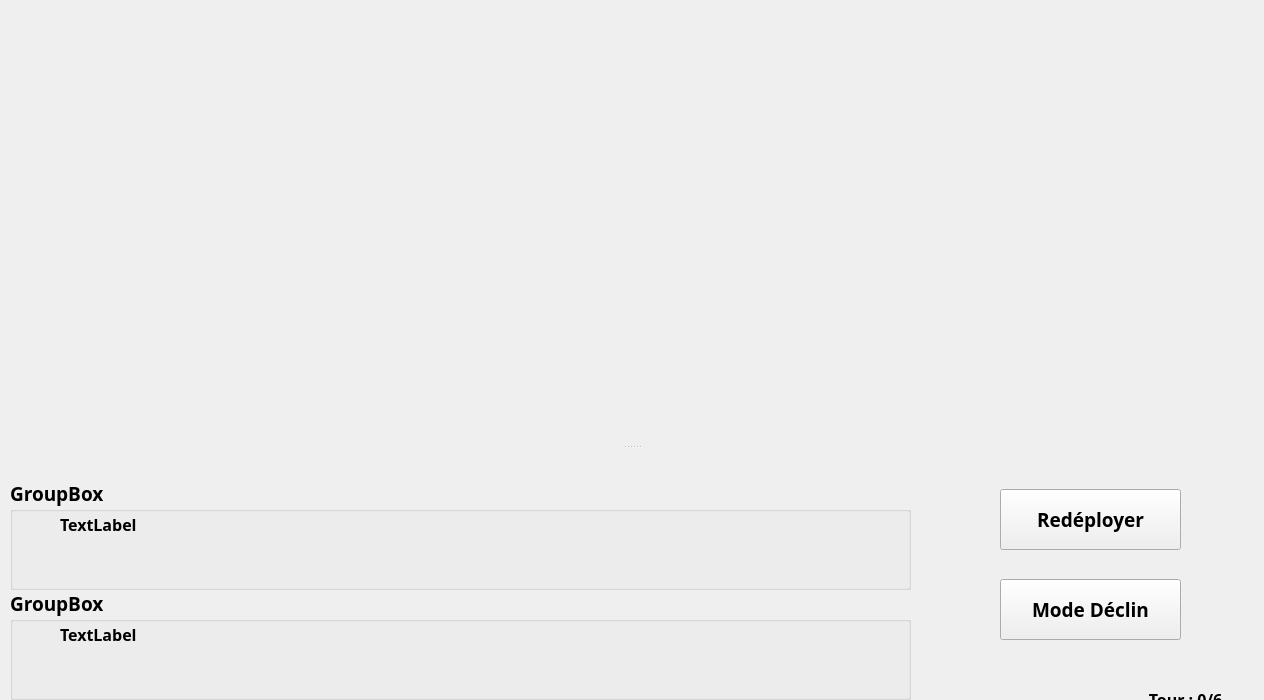
Qt form warCPP/mapwindow.ui (jcambray/ProjetWarCPP) before a commit.
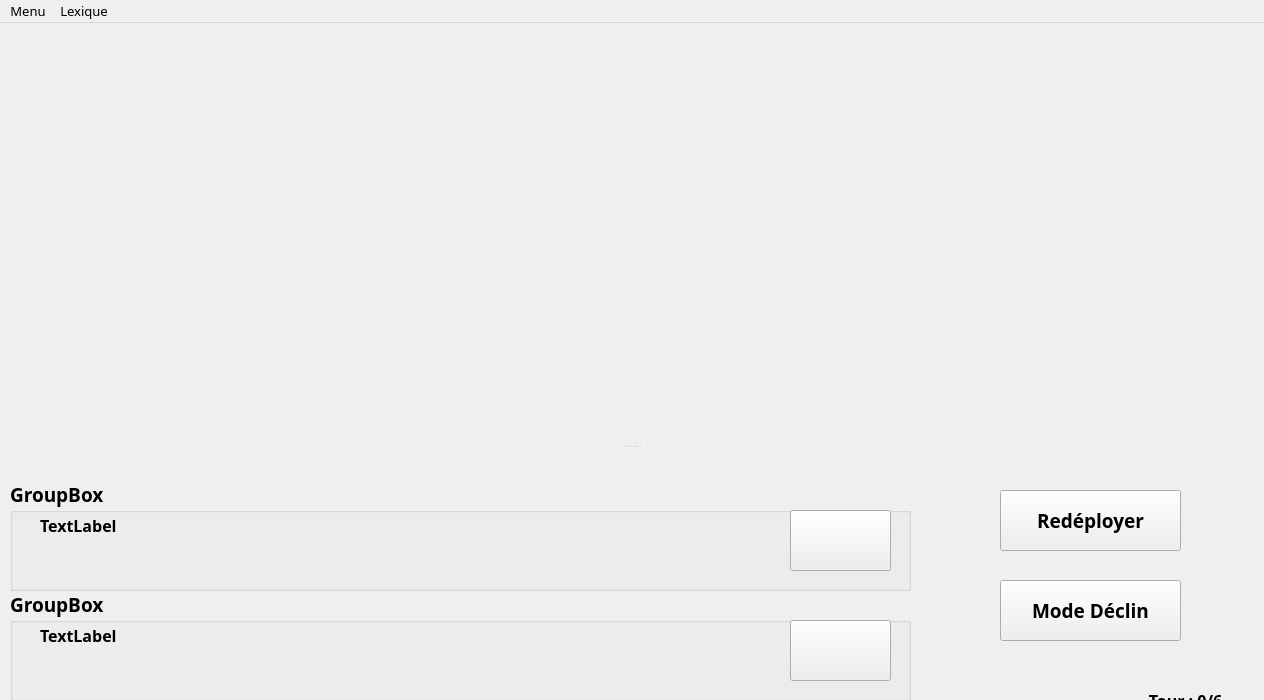
The same form after that commit. Icons and pictures are not drawn.

Commit message: add MenuBarre Gestion pushQuitterGame

Patch:
```diff
--- a/warCPP/mapwindow.ui
+++ b/warCPP/mapwindow.ui
@@ -19,6 +19,12 @@
     <height>700</height>
    </size>
   </property>
+  <property name="font">
+   <font>
+    <family>Lucida Handwriting</family>
+    <pointsize>10</pointsize>
+   </font>
+  </property>
   <property name="windowTitle">
    <string>MainWindow</string>
   </property>
@@ -103,34 +109,15 @@
      <property name="title">
       <string>GroupBox</string>
      </property>
-     <widget class="QLabel" name="goldP2">
-      <property name="geometry">
-       <rect>
-        <x>790</x>
-        <y>50</y>
-        <width>101</width>
-        <height>51</height>
-       </rect>
-      </property>
-      <property name="toolTip">
-       <string extracomment="Voir votre total de pièce d'o"/>
-      </property>
-      <property name="styleSheet">
-       <string notr="true">background-image: url(:/images/Or.png);</string>
-      </property>
-      <property name="text">
-       <string/>
-      </property>
-     </widget>
      <widget class="QLabel" name="combiJ2">
       <property name="enabled">
        <bool>true</bool>
       </property>
       <property name="geometry">
        <rect>
-        <x>50</x>
+        <x>30</x>
         <y>30</y>
-        <width>211</width>
+        <width>271</width>
         <height>31</height>
        </rect>
       </property>
@@ -149,6 +136,22 @@
        <string>TextLabel</string>
       </property>
      </widget>
+     <widget class="QPushButton" name="pushGoldP2">
+      <property name="geometry">
+       <rect>
+        <x>780</x>
+        <y>30</y>
+        <width>101</width>
+        <height>61</height>
+       </rect>
+      </property>
+      <property name="styleSheet">
+       <string notr="true">image: url(:/images/Or.png);</string>
+      </property>
+      <property name="text">
+       <string/>
+      </property>
+     </widget>
     </widget>
     <widget class="QGroupBox" name="groupBoxJ1">
      <property name="enabled">
@@ -170,15 +173,18 @@
        <bold>true</bold>
       </font>
      </property>
+     <property name="styleSheet">
+      <string notr="true">border-color: rgb(0, 0, 0);</string>
+     </property>
      <property name="title">
       <string>GroupBox</string>
      </property>
      <widget class="QLabel" name="combiJ1">
       <property name="geometry">
        <rect>
-        <x>50</x>
+        <x>30</x>
         <y>30</y>
-        <width>211</width>
+        <width>271</width>
         <height>31</height>
        </rect>
       </property>
@@ -198,28 +204,17 @@
        <string>TextLabel</string>
       </property>
      </widget>
-     <widget class="QLabel" name="goldP1">
+     <widget class="QPushButton" name="pushGoldP1">
       <property name="geometry">
        <rect>
-        <x>790</x>
-        <y>40</y>
+        <x>780</x>
+        <y>30</y>
         <width>101</width>
-        <height>51</height>
+        <height>61</height>
        </rect>
       </property>
-      <property name="font">
-       <font>
-        <family>Lucida Handwriting</family>
-        <pointsize>14</pointsize>
-        <weight>75</weight>
-        <bold>true</bold>
-       </font>
-      </property>
-      <property name="toolTip">
-       <string extracomment="Voir votre total de pièce d'or"/>
-      </property>
       <property name="styleSheet">
-       <string notr="true">background-image: url(:/images/Or.png);</string>
+       <string notr="true">image: url(:/images/Or.png);</string>
       </property>
       <property name="text">
        <string/>
@@ -288,6 +283,82 @@
     <zorder>labelNbTour</zorder>
    </widget>
   </widget>
+  <widget class="QMenuBar" name="menuBar">
+   <property name="geometry">
+    <rect>
+     <x>0</x>
+     <y>0</y>
+     <width>1264</width>
+     <height>23</height>
+    </rect>
+   </property>
+   <widget class="QMenu" name="menuMenu">
+    <property name="title">
+     <string>Menu</string>
+    </property>
+    <addaction name="actionQuitter"/>
+   </widget>
+   <widget class="QMenu" name="menuLexique">
+    <property name="title">
+     <string>Lexique</string>
+    </property>
+    <addaction name="actionR_gles"/>
+    <addaction name="actionR_gions"/>
+    <addaction name="actionPeuples"/>
+    <addaction name="actionPouvoirs"/>
+   </widget>
+   <addaction name="menuMenu"/>
+   <addaction name="menuLexique"/>
+  </widget>
+  <action name="actionQuitter">
+   <property name="text">
+    <string>Quitter</string>
+   </property>
+  </action>
+  <action name="actionR_gles">
+   <property name="text">
+    <string>Règles</string>
+   </property>
+   <property name="font">
+    <font>
+     <family>Lucida Handwriting</family>
+     <pointsize>10</pointsize>
+    </font>
+   </property>
+  </action>
+  <action name="actionR_gions">
+   <property name="text">
+    <string>Régions</string>
+   </property>
+   <property name="font">
+    <font>
+     <family>Lucida Handwriting</family>
+     <pointsize>10</pointsize>
+    </font>
+   </property>
+  </action>
+  <action name="actionPeuples">
+   <property name="text">
+    <string>Peuples</string>
+   </property>
+   <property name="font">
+    <font>
+     <family>Lucida Handwriting</family>
+     <pointsize>10</pointsize>
+    </font>
+   </property>
+  </action>
+  <action name="actionPouvoirs">
+   <property name="text">
+    <string>Pouvoirs</string>
+   </property>
+   <property name="font">
+    <font>
+     <family>Lucida Handwriting</family>
+     <pointsize>10</pointsize>
+    </font>
+   </property>
+  </action>
  </widget>
  <resources/>
  <connections/>
```
The commit also changes 8 other files.
